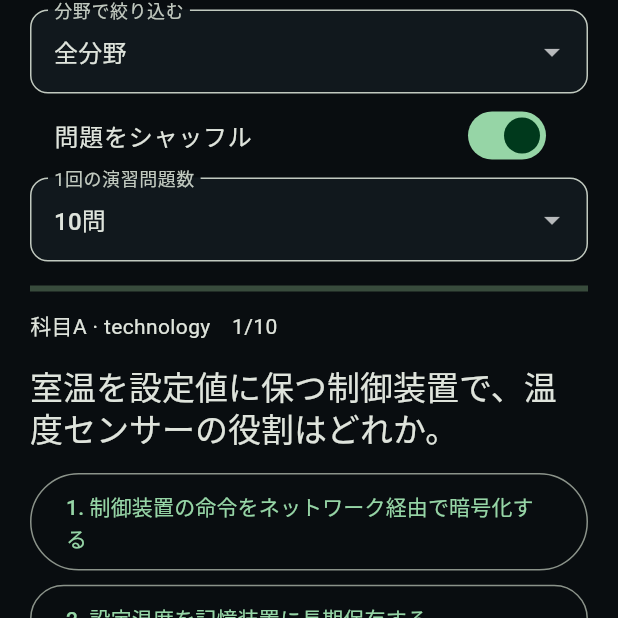
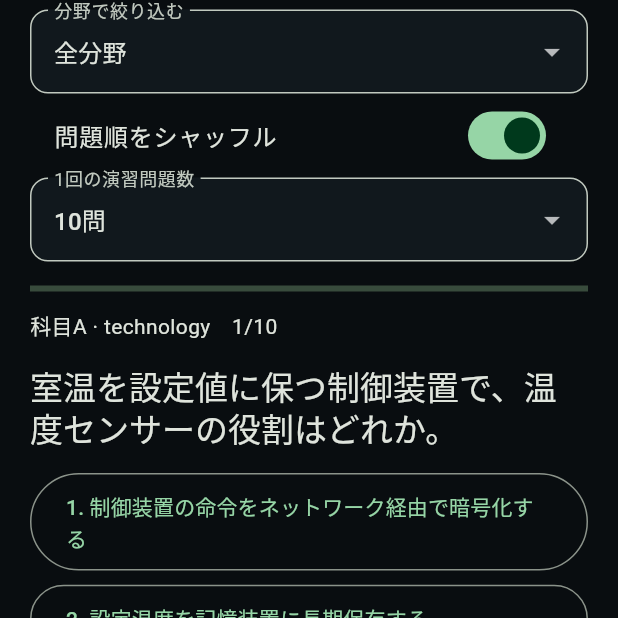
Before and after one commit to mackywild/Level-Me, a Flutter app: the FeQuestionScreen screen opened directly, on a phone screen of 412 x 824 dp, the part 391-1009 px from its top. Run offline on Flutter 3.47's test engine with Material 3 defaults, Android fonts, the phone set to English and light mode, and no system bars.

Commit message:
Disable shuffle control in Section B exam mode

```diff
--- a/lib/screens/fe_question_screen.dart
+++ b/lib/screens/fe_question_screen.dart
@@ -122,7 +122,7 @@ class _FeQuestionScreenState extends State<FeQuestionScreen>{
       for(final domain in domains) DropdownMenuItem(value:domain,child:Text(domain))],
      onChanged:mode==FePracticeMode.examB?null:(v)=>setState((){domainFilter=v;_filter();}),
     ),
-    SwitchListTile(title:const Text('問題をシャッフル'),value:shuffle,onChanged:(v)=>setState((){shuffle=v;_filter();})),
+    SwitchListTile(title:const Text('問題順をシャッフル'),value:shuffle,onChanged:mode==FePracticeMode.examB?null:(v)=>setState((){shuffle=v;_filter();})),
     DropdownButtonFormField<int>(
      key:ValueKey(mode==FePracticeMode.examB?20:limit),
      initialValue:mode==FePracticeMode.examB?20:limit,
```
